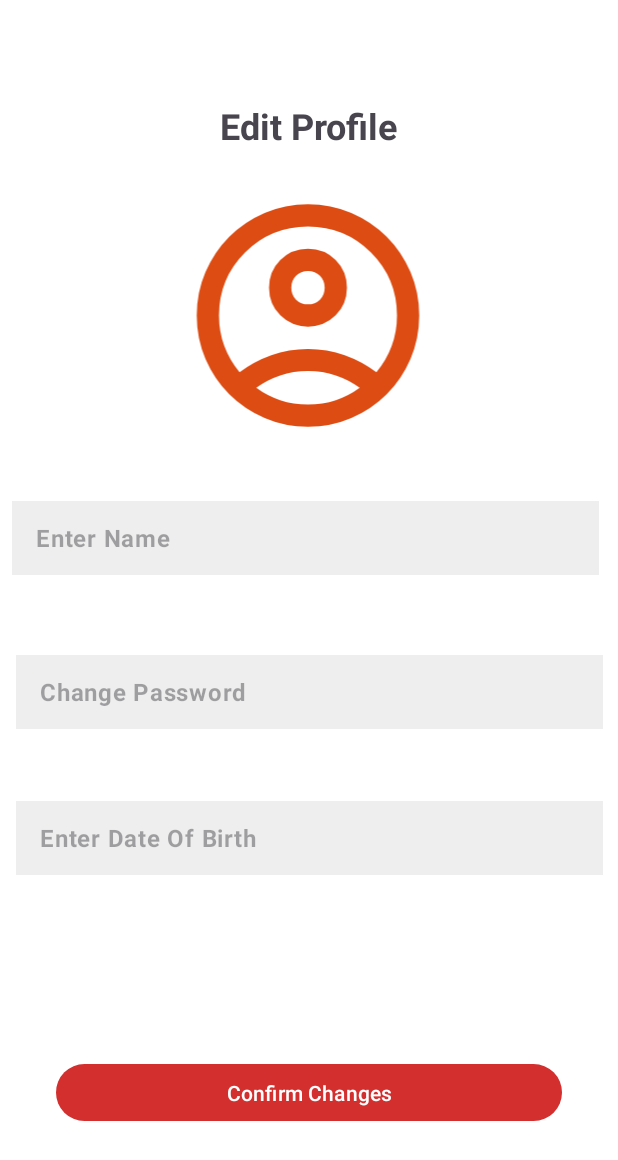
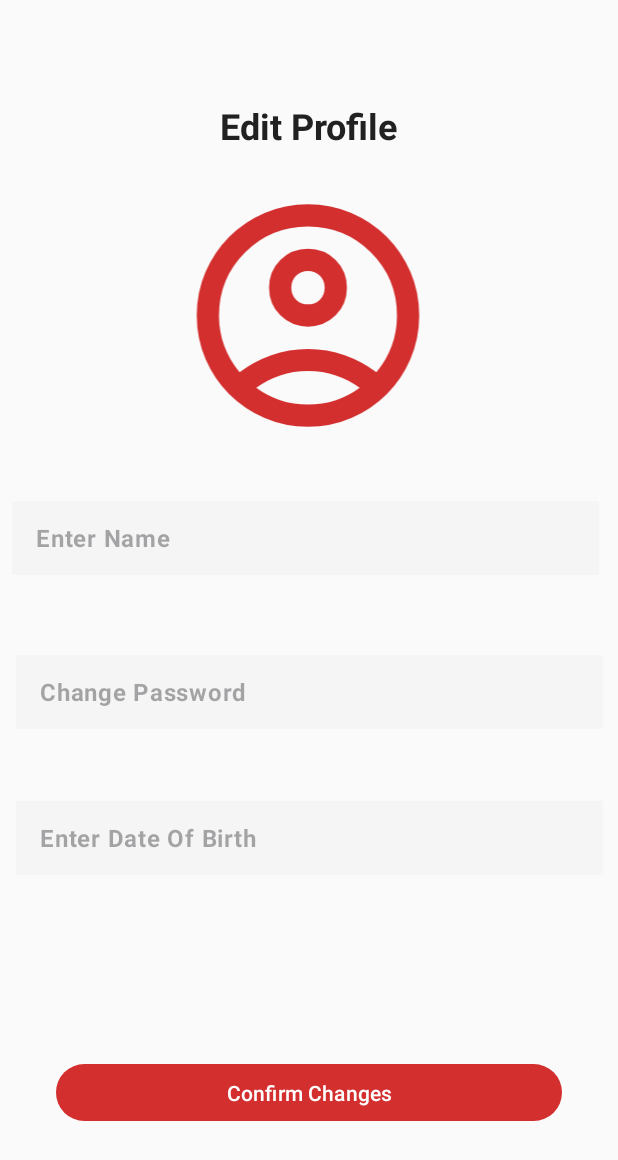
Before and after one commit to Calebnathan/Auto_Saver, an Android app: the ProfileActivity screen opened directly, with no data from a screen before it, on a phone screen of 412 x 824 dp. Shown: the top 1160 px of the screen. Run offline under Robolectric (Android 15) with nearby library versions, the phone set to English and light mode, and no system bars.

Commit message:
Minor color changes

```diff
--- a/app/src/main/res/layout/activity_profile.xml
+++ b/app/src/main/res/layout/activity_profile.xml
@@ -5,7 +5,6 @@
     android:id="@+id/linearLayout"
     android:layout_width="match_parent"
     android:layout_height="match_parent"
-    android:backgroundTint="#000D0A0A"
     android:gravity="center">
 
     <TextView
@@ -15,6 +14,7 @@
         android:rotationX="0"
         android:text="Edit Profile"
         android:textSize="24sp"
+        android:textColor="?attr/colorOnSurface"
         android:textStyle="bold"
         android:translationY="-1.75in"
         app:layout_constraintBottom_toBottomOf="parent"
@@ -40,8 +40,7 @@
         android:layout_width="244dp"
         android:layout_height="178dp"
         android:layout_marginBottom="172dp"
-        android:background="#00000000"
-        android:tint="#DC4C13"
+        app:tint="?attr/colorPrimary"
         app:layout_constraintBottom_toBottomOf="@+id/btn_back"
         app:layout_constraintEnd_toEndOf="parent"
         app:layout_constraintHorizontal_bias="0.497"
@@ -53,14 +52,14 @@
         style="@style/Widget.Material3.AutoCompleteTextView.OutlinedBox.Dense"
         android:layout_width="391dp"
         android:layout_height="49dp"
-        android:background="@color/gray_200"
+        android:background="?attr/colorSurfaceVariant"
         android:ems="10"
         android:fontFamily="sans-serif"
         android:hint="Enter Name"
         android:inputType="text"
         android:lineSpacingExtra="16sp"
         android:textAlignment="viewStart"
-        android:textColor="#0F0C0C"
+        android:textColor="?attr/colorOnSurface"
         android:textStyle="bold"
         app:layout_constraintBottom_toBottomOf="parent"
         app:layout_constraintEnd_toEndOf="parent"
@@ -74,14 +73,14 @@
         style="@style/Widget.Material3.AutoCompleteTextView.OutlinedBox.Dense"
         android:layout_width="391dp"
         android:layout_height="49dp"
-        android:background="@color/gray_200"
+        android:background="?attr/colorSurfaceVariant"
         android:ems="10"
         android:fontFamily="sans-serif"
         android:hint="Change Password"
         android:inputType="text"
         android:lineSpacingExtra="16sp"
         android:textAlignment="viewStart"
-        android:textColor="#0F0C0C"
+        android:textColor="?attr/colorOnSurface"
         android:textStyle="bold"
         app:layout_constraintBottom_toBottomOf="parent"
         app:layout_constraintEnd_toEndOf="parent"
@@ -95,14 +94,14 @@
         android:layout_width="391dp"
         android:layout_height="49dp"
         android:layout_marginTop="48dp"
-        android:background="@color/gray_200"
+        android:background="?attr/colorSurfaceVariant"
         android:ems="10"
         android:fontFamily="sans-serif"
         android:hint="Enter Date Of Birth"
         android:inputType="text"
         android:lineSpacingExtra="16sp"
         android:textAlignment="viewStart"
-        android:textColor="#0F0C0C"
+        android:textColor="?attr/colorOnSurface"
         android:textStyle="bold"
         app:layout_constraintBottom_toBottomOf="parent"
         app:layout_constraintEnd_toEndOf="parent"
--- a/app/src/main/res/layout/activity_settings.xml
+++ b/app/src/main/res/layout/activity_settings.xml
@@ -56,7 +56,6 @@
         android:layout_height="37dp"
         android:layout_marginTop="24dp"
         android:text="ToggleButton"
-        android:textColorHighlight="#D7BEBE"
         android:textOff="No"
         android:textOn="Yes"
         android:textStyle="bold"
@@ -71,7 +70,7 @@
         android:layout_width="119dp"
         android:layout_height="108dp"
         android:layout_marginTop="21dp"
-        android:tint="#C71E1E"
+        app:tint="?attr/colorPrimary"
         app:layout_constraintBottom_toBottomOf="parent"
         app:layout_constraintEnd_toEndOf="parent"
         app:layout_constraintStart_toStartOf="parent"
--- a/app/src/main/res/layout/item_category_header.xml
+++ b/app/src/main/res/layout/item_category_header.xml
@@ -42,7 +42,8 @@
             android:layout_width="28dp"
             android:layout_height="28dp"
             android:src="@android:drawable/arrow_down_float"
-            android:contentDescription="Expand category" />
+            android:contentDescription="Expand category"
+            app:tint="?attr/colorOnSecondaryContainer" />
 
     </LinearLayout>
 
--- a/app/src/main/res/values-night/themes.xml
+++ b/app/src/main/res/values-night/themes.xml
@@ -10,6 +10,12 @@
         <!-- Secondary Colors -->
         <item name="colorSecondary">@color/red_light</item>
         <item name="colorOnSecondary">@color/gray_900</item>
+        <item name="colorSecondaryContainer">@color/red_dark</item>
+        <item name="colorOnSecondaryContainer">@color/red_light</item>
+
+        <!-- Tertiary Colors -->
+        <item name="colorTertiary">@color/gray_400</item>
+        <item name="colorOnTertiary">@color/gray_900</item>
 
         <!-- Background & Surface -->
         <item name="android:windowBackground">@color/dark_gray</item>
@@ -21,6 +27,9 @@
         <!-- Error Colors -->
         <item name="colorError">@color/error_red</item>
         <item name="colorOnError">@color/white</item>
+
+        <!-- Outline -->
+        <item name="colorOutline">@color/gray_700</item>
 
         <!-- Status Bar -->
         <item name="android:statusBarColor">@color/dark_gray</item>
--- a/app/src/main/res/values/themes.xml
+++ b/app/src/main/res/values/themes.xml
@@ -10,10 +10,16 @@
         <!-- Secondary Colors -->
         <item name="colorSecondary">@color/red_secondary</item>
         <item name="colorOnSecondary">@color/white</item>
+        <item name="colorSecondaryContainer">@color/red_light</item>
+        <item name="colorOnSecondaryContainer">@color/red_dark</item>
+
+        <!-- Tertiary Colors -->
+        <item name="colorTertiary">@color/gray_600</item>
+        <item name="colorOnTertiary">@color/white</item>
 
         <!-- Background & Surface -->
-        <item name="android:windowBackground">@color/white</item>
-        <item name="colorSurface">@color/gray_50</item>
+        <item name="android:windowBackground">@color/gray_50</item>
+        <item name="colorSurface">@color/white</item>
         <item name="colorOnSurface">@color/gray_900</item>
         <item name="colorSurfaceVariant">@color/gray_100</item>
         <item name="colorOnSurfaceVariant">@color/gray_600</item>
@@ -22,8 +28,11 @@
         <item name="colorError">@color/error_red</item>
         <item name="colorOnError">@color/white</item>
 
+        <!-- Outline -->
+        <item name="colorOutline">@color/gray_300</item>
+
         <!-- Status Bar -->
-        <item name="android:statusBarColor">@color/white</item>
+        <item name="android:statusBarColor">@color/gray_50</item>
         <item name="android:windowLightStatusBar">true</item>
     </style>
 
@@ -32,7 +41,7 @@
     <!-- Splash Screen Theme using Android 12+ API -->
     <style name="Theme.Auto_Saver.Splash" parent="Theme.SplashScreen">
         <!-- Set the splash screen background color -->
-        <item name="windowSplashScreenBackground">@color/white</item>
+        <item name="windowSplashScreenBackground">@color/gray_50</item>
 
         <!-- Set the splash screen icon/logo -->
         <item name="windowSplashScreenAnimatedIcon">@drawable/ic_start_screen</item>
```
Also changed, not shown: app/src/main/res/layout/activity_main.xml (+9 -7 lines).
